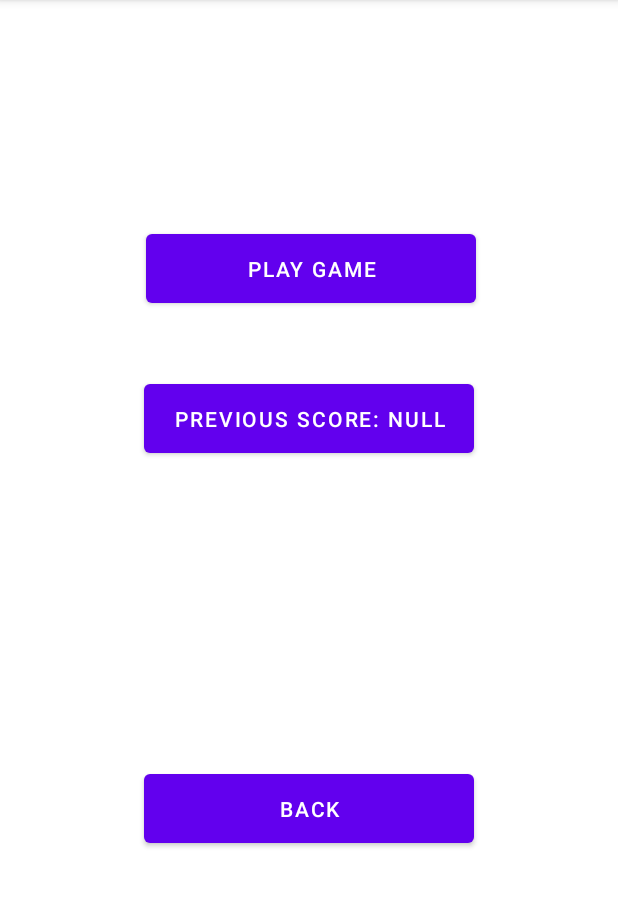
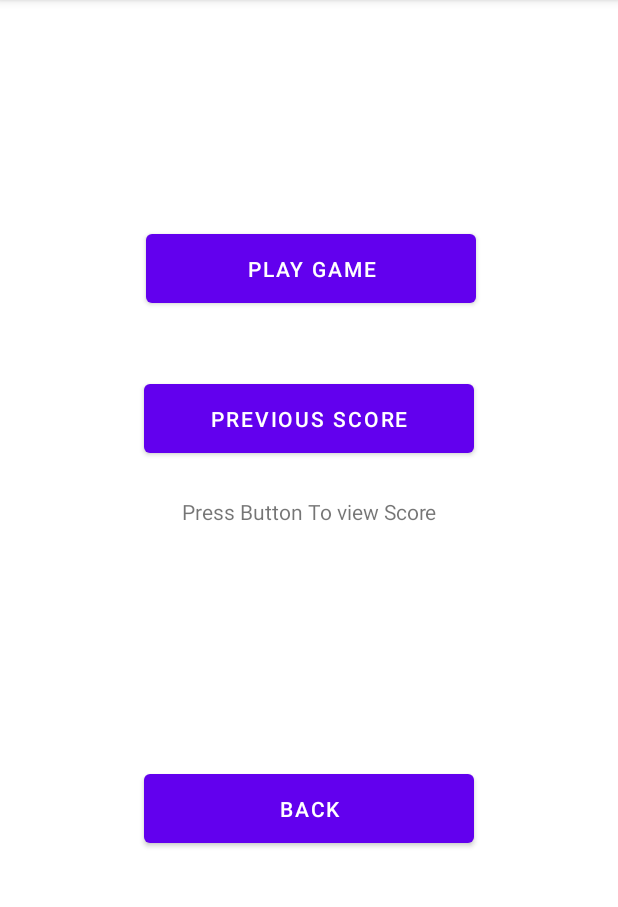
Before and after one commit to Sidsky123/QuizApp, an Android app: the SecondPage screen opened directly, with no data from a screen before it, on a phone screen of 412 x 824 dp, the part 84-991 px from its top. Run offline under Robolectric (Android 15) with nearby library versions, the phone set to English and light mode, and no system bars; network calls fail.

Commit message:
Changed previous score result so as to keep it in a file and retain it when required

```diff
--- a/app/src/main/java/com/example/quizapp/BackgroundMusic.kt
+++ b/app/src/main/java/com/example/quizapp/BackgroundMusic.kt
@@ -19,7 +19,7 @@ class BackgroundMusic : Service() {
         val afd = applicationContext.assets.openFd("samplemusic.mp3") as AssetFileDescriptor
         val player = MediaPlayer()
         player.setDataSource(afd.fileDescriptor)
-        player.isLooping = true // Set looping
+        player.isLooping= true // Set looping
         player.setVolume(100f, 100f)
 
     }
@@ -39,4 +39,6 @@ class BackgroundMusic : Service() {
     }
 
     fun onStop() {
-    }}
+    }
+
+}
--- a/app/src/main/java/com/example/quizapp/second_page.kt
+++ b/app/src/main/java/com/example/quizapp/second_page.kt
@@ -4,10 +4,14 @@ package com.example.quizapp
 import android.annotation.SuppressLint
 import android.content.Intent
 import android.os.Bundle
+import android.view.View
 import android.widget.Button
+import android.os.Environment
+import android.widget.TextView
 import androidx.appcompat.app.AppCompatActivity
 import kotlinx.android.synthetic.main.result.*
 import kotlinx.android.synthetic.main.second_page.*
+import java.io.File
 
 class SecondPage : AppCompatActivity() {
     @SuppressLint("MissingInflatedId")
@@ -15,18 +19,46 @@ class SecondPage : AppCompatActivity() {
         super.onCreate(savedInstanceState)
         setContentView(R.layout.second_page)
         val buttonClick = findViewById<Button>(R.id.button6)
-        buttonClick.setOnClickListener {
+        buttonClick.setOnClickListener{
             val intent = Intent(this, MainActivity::class.java)
-            startActivity(intent)}
+            startActivity(intent)
+        }
         val buttonClick2 = findViewById<Button>(R.id.button)
-        buttonClick2.setOnClickListener {
+        buttonClick2.setOnClickListener{
                 val intent2 = Intent(this, Quiz::class.java)
                 startActivity(intent2)
         }
-        val intent = intent
 
-        val c = intent.getStringExtra("correctAnswers")
+        val prevscorebtn=findViewById<Button>(R.id.button5)
+        prevscorebtn.setOnClickListener{
+            var displayText: TextView= findViewById(R.id.textView)
+            val sdCardDir= File(Environment.getExternalStoragePublicDirectory(Environment.DIRECTORY_DOCUMENTS),"User")
+            var File_name ="user_score.txt"
+            val myFile=File(sdCardDir,File_name)
+            if(myFile.exists())
+            {
+                val prevScore = myFile.readText()
+                displayText.setText(prevScore.toString())
+            }
+            else
+            {
+                displayText.setText("No Previous Score found")
+            }
 
-        button5.text = "Previous Score: $c"
+        }
+
+//        fun ScoreClicked(view:View)
+//        {
+//
+//
+//
+//        }
+
+//        val intent = intent
+//
+//        val c = intent.getStringExtra("correctAnswers")
+//
+//        button5.text = "Previous Score: $c"
+
 
     }}
--- a/app/src/main/res/layout/second_page.xml
+++ b/app/src/main/res/layout/second_page.xml
@@ -35,4 +35,14 @@
         android:layout_marginBottom="200dp"
         android:text="Back" />
 
+    <TextView
+        android:id="@+id/textView"
+        android:layout_width="220dp"
+        android:layout_height="58dp"
+        android:layout_alignParentTop="true"
+        android:layout_centerHorizontal="true"
+        android:layout_marginTop="331dp"
+        android:text="Press Button To view Score"
+        android:textAlignment="center" />
+
 </RelativeLayout>
```
Also changed, not shown: app/src/main/AndroidManifest.xml (+11 -6 lines), app/src/main/java/com/example/quizapp/Result.kt (+13 -0 lines), app/src/main/res/drawable/trophy.jpg.
